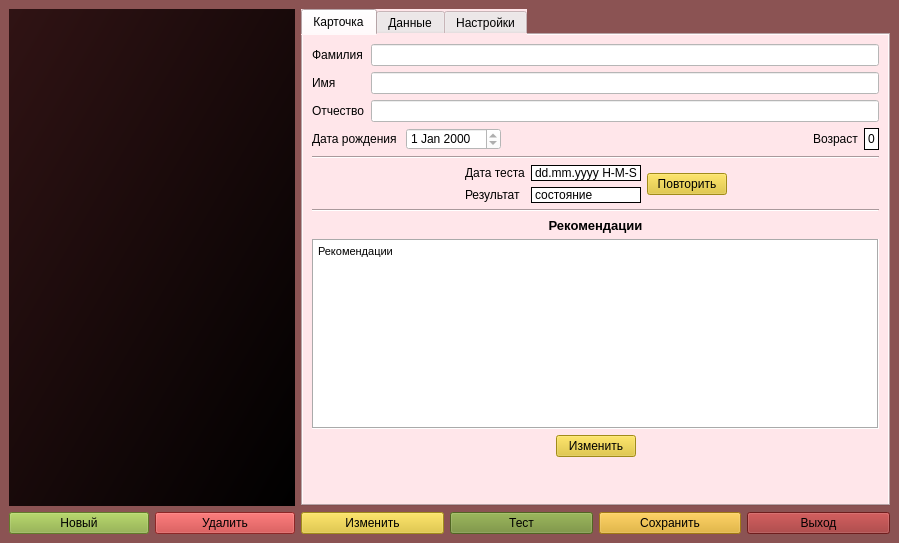
This is design1.ui in egorguslyan/kvantoriada as Qt 5 draws it before an edit. The edited form follows.
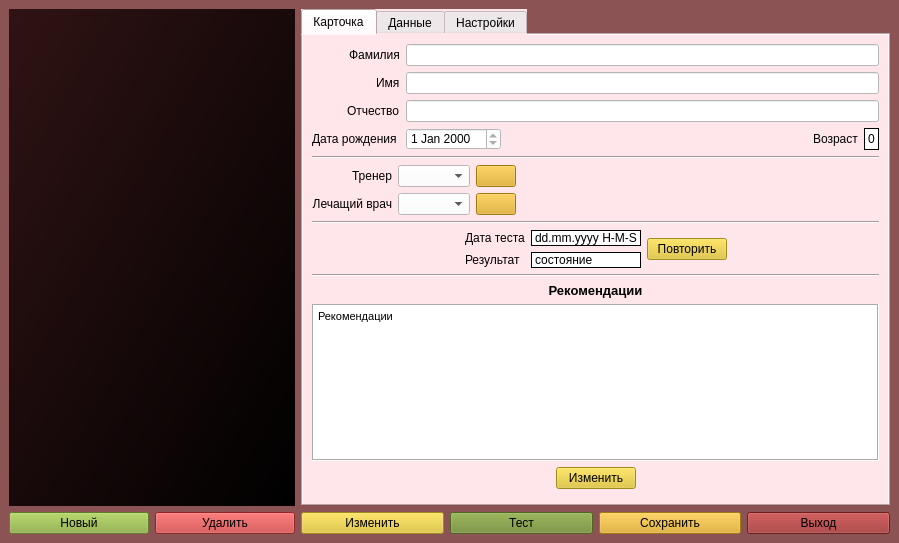
This is the edited form. Icons and pictures are not drawn. Custom widgets are drawn as their Qt base class.

Diff of the .ui file:
```diff
--- a/design1.ui
+++ b/design1.ui
@@ -609,6 +609,9 @@
          <layout class="QVBoxLayout" name="verticalLayout_4">
           <item>
            <layout class="QFormLayout" name="formLayout">
+            <property name="labelAlignment">
+             <set>Qt::AlignRight|Qt::AlignTrailing|Qt::AlignVCenter</set>
+            </property>
             <item row="0" column="0">
              <widget class="QLabel" name="surnameLabel">
               <property name="enabled">
@@ -681,17 +684,15 @@
               </property>
              </widget>
             </item>
-           </layout>
-          </item>
-          <item>
-           <layout class="QHBoxLayout" name="horizontalLayout_7">
-            <item>
+            <item row="3" column="0">
              <widget class="QLabel" name="birthdayLabel">
               <property name="text">
                <string>Дата рождения </string>
               </property>
              </widget>
             </item>
+            <item row="3" column="1">
+             <layout class="QHBoxLayout" name="horizontalLayout_7">
             <item>
              <widget class="QDateEdit" name="birthdayEdit">
               <property name="enabled">
@@ -740,6 +741,101 @@
             </item>
            </layout>
           </item>
+           </layout>
+          </item>
+          <item>
+           <widget class="Line" name="line_6">
+            <property name="orientation">
+             <enum>Qt::Horizontal</enum>
+            </property>
+           </widget>
+          </item>
+          <item>
+           <layout class="QGridLayout" name="gridLayout_6">
+            <item row="0" column="2">
+             <widget class="QPushButton" name="addNewCouchButton">
+              <property name="styleSheet">
+               <string notr="true">background-color: #e1a91a;</string>
+              </property>
+              <property name="text">
+               <string/>
+              </property>
+              <property name="icon">
+               <iconset>
+                <normaloff>images/add.png</normaloff>images/add.png</iconset>
+              </property>
+             </widget>
+            </item>
+            <item row="1" column="2">
+             <widget class="QPushButton" name="addNewDoctorButton">
+              <property name="styleSheet">
+               <string notr="true">background-color: #e1a91a;</string>
+              </property>
+              <property name="text">
+               <string/>
+              </property>
+              <property name="icon">
+               <iconset>
+                <normaloff>images/add.png</normaloff>images/add.png</iconset>
+              </property>
+             </widget>
+            </item>
+            <item row="1" column="1">
+             <widget class="QComboBox" name="doctorNameComboBox">
+              <property name="styleSheet">
+               <string notr="true">background-color: rgb(255, 255, 255);
+selection-color: rgb(0, 0, 0);
+selection-background-color: rgb(167, 255, 253);</string>
+              </property>
+             </widget>
+            </item>
+            <item row="1" column="0">
+             <widget class="QLabel" name="doctorLabel">
+              <property name="text">
+               <string>Лечащий врач</string>
+              </property>
+              <property name="alignment">
+               <set>Qt::AlignRight|Qt::AlignTrailing|Qt::AlignVCenter</set>
+              </property>
+              <property name="margin">
+               <number>1</number>
+              </property>
+             </widget>
+            </item>
+            <item row="0" column="0">
+             <widget class="QLabel" name="couchLabel">
+              <property name="text">
+               <string>Тренер</string>
+              </property>
+              <property name="alignment">
+               <set>Qt::AlignRight|Qt::AlignTrailing|Qt::AlignVCenter</set>
+              </property>
+             </widget>
+            </item>
+            <item row="0" column="1">
+             <widget class="QComboBox" name="couchNameComboBox">
+              <property name="styleSheet">
+               <string notr="true">background-color: rgb(255, 255, 255);
+selection-color: rgb(0, 0, 0);
+selection-background-color: rgb(167, 255, 253);</string>
+              </property>
+             </widget>
+            </item>
+            <item row="0" column="3">
+             <spacer name="horizontalSpacer_12">
+              <property name="orientation">
+               <enum>Qt::Horizontal</enum>
+              </property>
+              <property name="sizeHint" stdset="0">
+               <size>
+                <width>40</width>
+                <height>0</height>
+               </size>
+              </property>
+             </spacer>
+            </item>
+           </layout>
+          </item>
           <item>
            <widget class="Line" name="line">
             <property name="orientation">
```
Left out of the diff: 2 changed lines with no effect on the pictures. Lines whose indentation alone changed are shown as unchanged.
